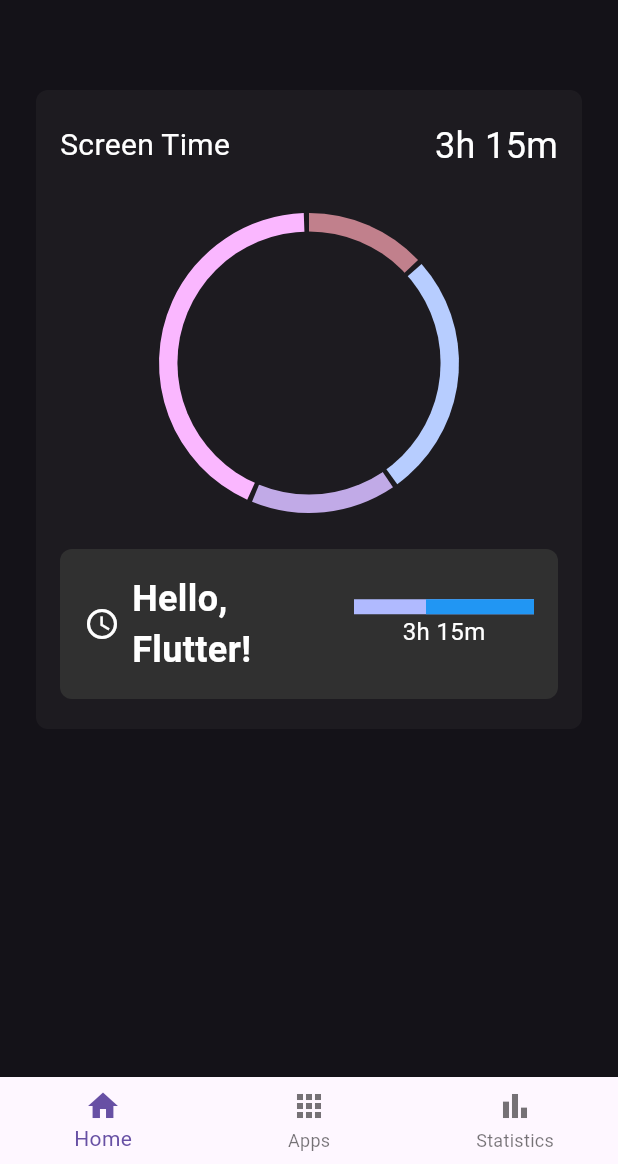
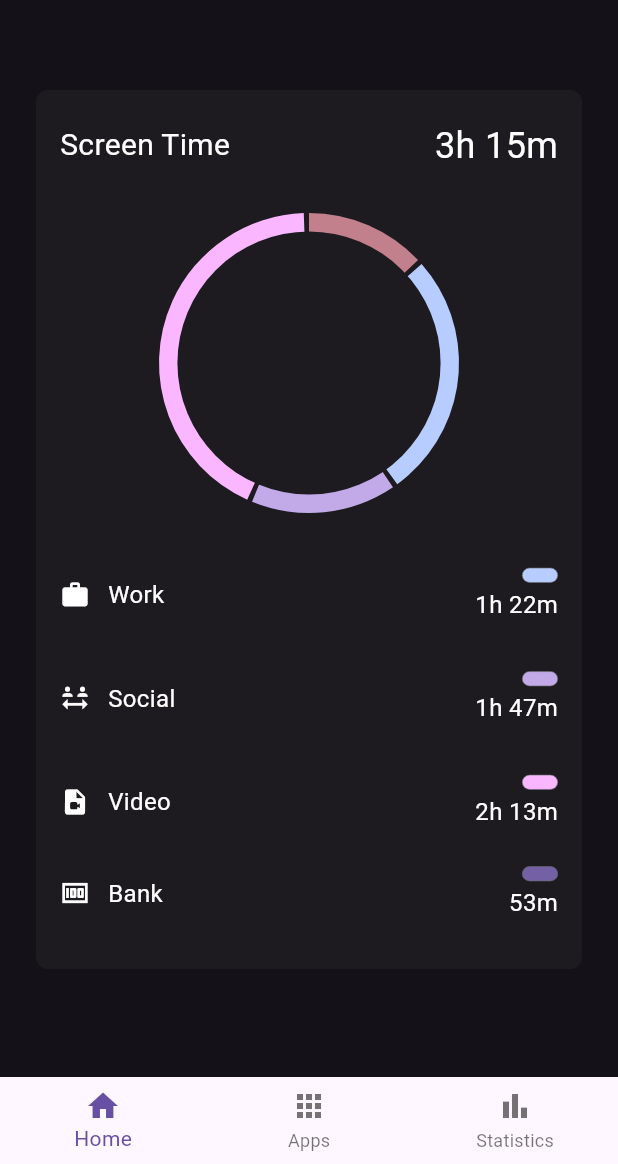
Before and after one commit to Edukasas/DeelayV2, a Flutter app: the screen it shows after launch, on a phone screen of 412 x 824 dp, the part 72-1236 px from its top. Run offline on Flutter 3.47's test engine with Material 3 defaults, Android fonts, the phone set to English and light mode, and no system bars.

Commit message:
feat: home screen time

```diff
--- a/lib/config/constants/colors.dart
+++ b/lib/config/constants/colors.dart
@@ -5,6 +5,7 @@ class Deelay {
   static const Color neutral800 = Color(0xFF1D1B20); // Slightly lighter neutral
   static const Color neutral700 = Color(0xFF2B2930); // Another shade of neutral
   static const Color neutral600 = Color(0xFF4A4458); // Mid neutral color
+  static const Color neutral500 = Color(0xFF393C43); // Another shade of neutral
   static const Color neutral200 = Color(0xFFC6C5D0); // Light neutral color
   static const Color neutral100 = Color(0xFFCAC4D0); // Very light neutral
   static const Color neutral000 = Color(0xFFFFFFFF); // Pure white
--- a/lib/widgets/screen_time_info.dart
+++ b/lib/widgets/screen_time_info.dart
@@ -1,81 +1,85 @@
 import 'package:flutter/material.dart';
+import 'package:myapp/config/constants/colors.dart';
 
-class ScreenTimeInfo extends StatefulWidget {
-  const ScreenTimeInfo({super.key});
+class ScreenTimeInfo extends StatelessWidget {
+  final String displayText;
+  final Color color; // Correct type for color
+  final String timeSpent;
+  final IconData icon;
 
-  @override
-  _ScreenTimeInfoState createState() => _ScreenTimeInfoState();
-}
-
-class _ScreenTimeInfoState extends State<ScreenTimeInfo> {
-  String displayText = 'Hello, Flutter!';
-  double percentage = 0.6;
-  double barWidth = 120;
-  String timeSpent = '3h 15m';
+  const ScreenTimeInfo({
+    super.key,
+    required this.displayText,
+    required this.color, // Color prop
+    required this.timeSpent,
+    required this.icon,
+  });
 
   @override
   Widget build(BuildContext context) {
-    double currentBarWidth = percentage * barWidth;
     return Container(
-      padding: const EdgeInsets.all(16), // Padding inside the container
       decoration: BoxDecoration(
-        color: Colors.grey[850], // Background color
-        borderRadius: BorderRadius.circular(8), // Rounded corners
+        color: Deelay.neutral800,
+        borderRadius: BorderRadius.circular(8),
       ),
+      child: Column(
+        crossAxisAlignment: CrossAxisAlignment.start,
+        children: [
+          Container(
+            height: 61,
+            color: Deelay.neutral800,
             child: Row(
-        mainAxisAlignment:
-            MainAxisAlignment.spaceBetween, // Space between elements
+              mainAxisAlignment: MainAxisAlignment.spaceBetween,
               children: [
-          // Icon Element
-          const Icon(
-            Icons.access_time, // Replace with your desired icon
+                Icon(
+                  icon,
                   color: Colors.white,
-            size: 24,
+                  size: 20,
                 ),
-          // Text Element
+                const SizedBox(width: 12),
                 Expanded(
                   child: Padding(
-              padding: const EdgeInsets.symmetric(horizontal: 8),
+                    padding: const EdgeInsets.symmetric(),
                     child: Text(
-                displayText,
+                      displayText, // Using the passed displayText prop
                       style: const TextStyle(
-                  fontSize: 24,
-                  fontWeight: FontWeight.bold,
-                  color: Colors.white, // Text color
+                        fontSize: 16,
+                        color: Deelay.neutral000,
                       ),
                     ),
                   ),
                 ),
-          // Line with Percentage
-          Column(
+                Align(
+                  alignment: Alignment.centerRight,
+                  child: Column(
                     mainAxisAlignment: MainAxisAlignment.center,
+                    crossAxisAlignment: CrossAxisAlignment.end,
                     children: [
-              Stack(
-                alignment: Alignment.centerRight,
-                children: [
-                  // Background line
                       Container(
-                    width: barWidth, // Total width of the line
-                    height: 10, // Height of the line
-                    color: const Color.fromARGB(
-                        255, 176, 186, 255), // Background color of the line
+                        width: 24, // Width based on percentage
+                        height: 10,
+                        decoration: BoxDecoration(
+                          border: Border.all(
+                            color: const Color(0xFF686B72), // Border color
+                            width: 0.4, // Width of the border
                           ),
-                  // Filled portion starting from the right
-                  Container(
-                    width: currentBarWidth, // Width based on percentage
-                    height: 10,
-                    color: Colors.blue, // Color of the filled portion
+                          borderRadius: BorderRadius.circular(8),
+                          color: color, // Using the passed color prop
+                        ),
+                      ),
+                      const SizedBox(height: 3),
+                      Text(
+                        timeSpent, // Using the passed timeSpent prop
+                        style: const TextStyle(
+                          fontSize: 16,
+                          color: Deelay.neutral000,
+                        ),
                       ),
                     ],
                   ),
-              Text(
-                timeSpent,
-                style: const TextStyle(
-                  fontSize: 16,
-                  color: Colors.white,
-                ),
                 ),
               ],
+            ),
           ),
         ],
       ),
--- a/lib/widgets/screen_time_section.dart
+++ b/lib/widgets/screen_time_section.dart
@@ -24,13 +24,11 @@ class _ScreenTimeSectionState extends State<ScreenTimeSection> {
       ),
       child: const Column(
         // Main column
-        crossAxisAlignment:
-            CrossAxisAlignment.start, // Align items to the start
+        crossAxisAlignment: CrossAxisAlignment.start,
         children: [
           Row(
             mainAxisAlignment: MainAxisAlignment.spaceBetween,
             crossAxisAlignment: CrossAxisAlignment.center,
-            // Nested column with two elements
             children: [
               Text(
                 'Screen Time',
@@ -40,7 +38,7 @@ class _ScreenTimeSectionState extends State<ScreenTimeSection> {
                 ),
               ),
               Text(
-                '3h 15m', // Display time here
+                '3h 15m',
                 style: TextStyle(
                   color: Deelay.neutral000,
                   fontSize: 24,
@@ -49,28 +47,39 @@ class _ScreenTimeSectionState extends State<ScreenTimeSection> {
             ],
           ),
           ScreenTimeCircle(),
-          SizedBox(height: 8), // Space between additional texts
-          SizedBox(
-            height: 100, // Adjust height as needed
-            child: ScreenTimeInfo(),
+          SizedBox(height: 8),
+          Column(
+            children: [
+              ScreenTimeInfo(
+                displayText: 'Work',
+                color: Deelay.chart050,
+                timeSpent: '1h 22m',
+                icon: Icons.work,
+              ),
+              SizedBox(height: 8),
+              ScreenTimeInfo(
+                displayText: 'Social',
+                color: Deelay.chart100,
+                timeSpent: '1h 47m',
+                icon: Icons.social_distance_sharp,
+              ),
+              SizedBox(height: 8),
+              ScreenTimeInfo(
+                displayText: 'Video',
+                color: Deelay.chart150,
+                timeSpent: '2h 13m',
+                icon: Icons.video_file,
+              ),
+              ScreenTimeInfo(
+                displayText: 'Bank',
+                color: Deelay.chart200,
+                timeSpent: '53m',
+                icon: Icons.money,
+              ),
+            ],
           ),
         ],
       ),
     );
   }
 }
-
-          // Text(
-          //   'hi',
-          //   style: TextStyle(
-          //     color: Deelay.neutral000,
-          //     fontSize: 20,
-          //   ),
-          // ),
-          // Text(
-          //   'hi 2',
-          //   style: TextStyle(
-          //     color: Deelay.neutral000,
-          //     fontSize: 20,
-          //   ),
-          // )
```
Also changed, not shown: lib/widgets/screen_category_info.dart (added, +109 -0 lines), lib/widgets/screen_category_section.dart (added). Lines whose indentation alone changed are shown as unchanged.
